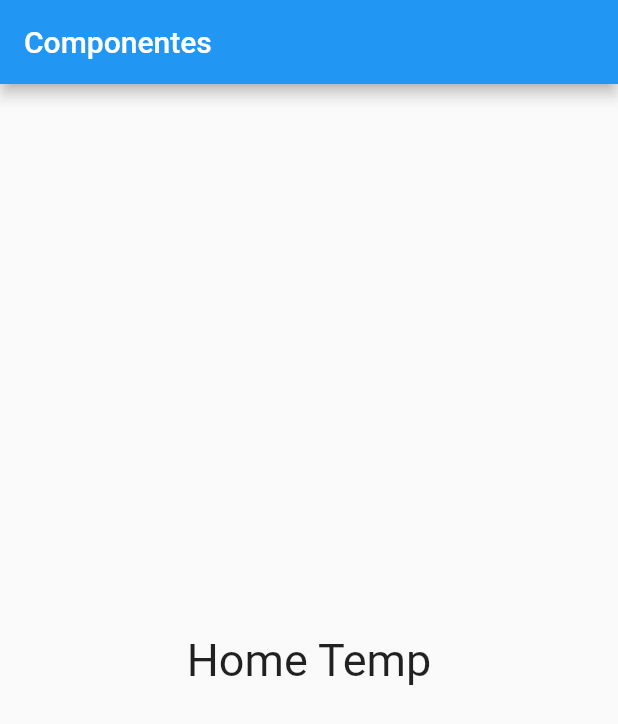
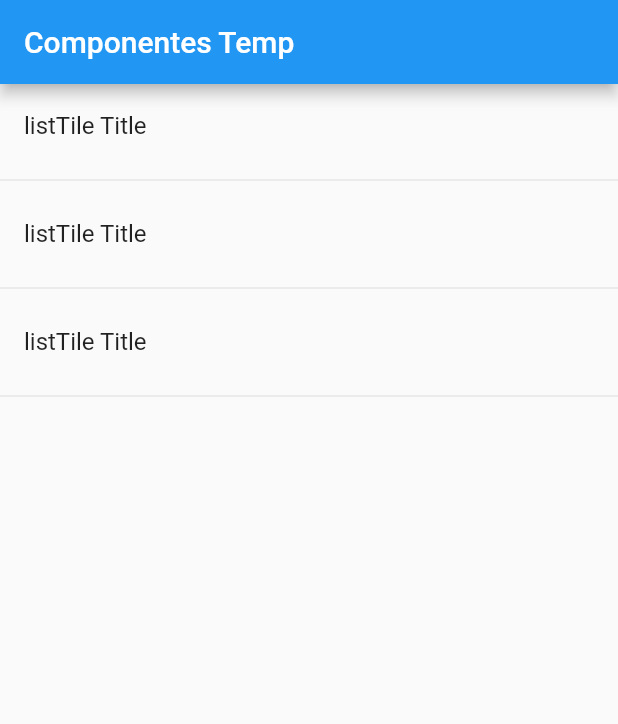
Before and after one commit to strujilloor/Curso-Flutter, a Flutter app: the screen it shows after launch, on a phone screen of 412 x 824 dp. Shown: the top 724 px of the screen. Run offline on Flutter 3.47's test engine with Material 2 defaults, Android fonts, the phone set to English and light mode, and no system bars.

Commit message:
ListView mostrar una lista de elementos

```diff
--- a/lib/main.dart
+++ b/lib/main.dart
@@ -10,12 +10,7 @@ class MyApp extends StatelessWidget {
     return MaterialApp(
       debugShowCheckedModeBanner: false,
       title: 'Componentes App',
-      home: Scaffold(
-        appBar: AppBar(
-          title: Text('Componentes'),
-        ),
-        body: HomePageTemp(),
-      ),
+      home: HomePageTemp(),
     );
   }
 }
--- a/lib/src/pages/home_temp.dart
+++ b/lib/src/pages/home_temp.dart
@@ -5,8 +5,26 @@ class HomePageTemp extends StatelessWidget {
 
   @override
   Widget build(BuildContext context) {
-    return Center(
-      child: Text('Home Temp', style: TextStyle(fontSize: 30),),
+    return Scaffold(
+      appBar: AppBar(
+        title: Text('Componentes Temp')
+      ),
+      body: ListView(
+        children: <Widget>[
+          ListTile(
+            title: Text('listTile Title'),
+          ),
+          Divider(),
+          ListTile(
+            title: Text('listTile Title'),
+          ),
+          Divider(),
+          ListTile(
+            title: Text('listTile Title'),
+          ),
+          Divider(),
+        ],
+      ),
     );
   }
 }
```
